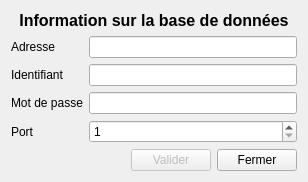
Before: the Qt Designer form GUI/databasesetting.ui in Eraac/EMH-client-lourd, drawn with Qt 5.
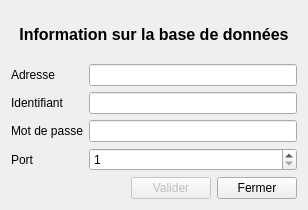
After: the same form once the commit is applied.

```diff
--- a/GUI/databasesetting.ui
+++ b/GUI/databasesetting.ui
@@ -7,7 +7,7 @@
     <x>0</x>
     <y>0</y>
     <width>308</width>
-    <height>176</height>
+    <height>210</height>
    </rect>
   </property>
   <property name="windowTitle">
```
Left out of the diff: 2 changed lines with no effect on the pictures.
